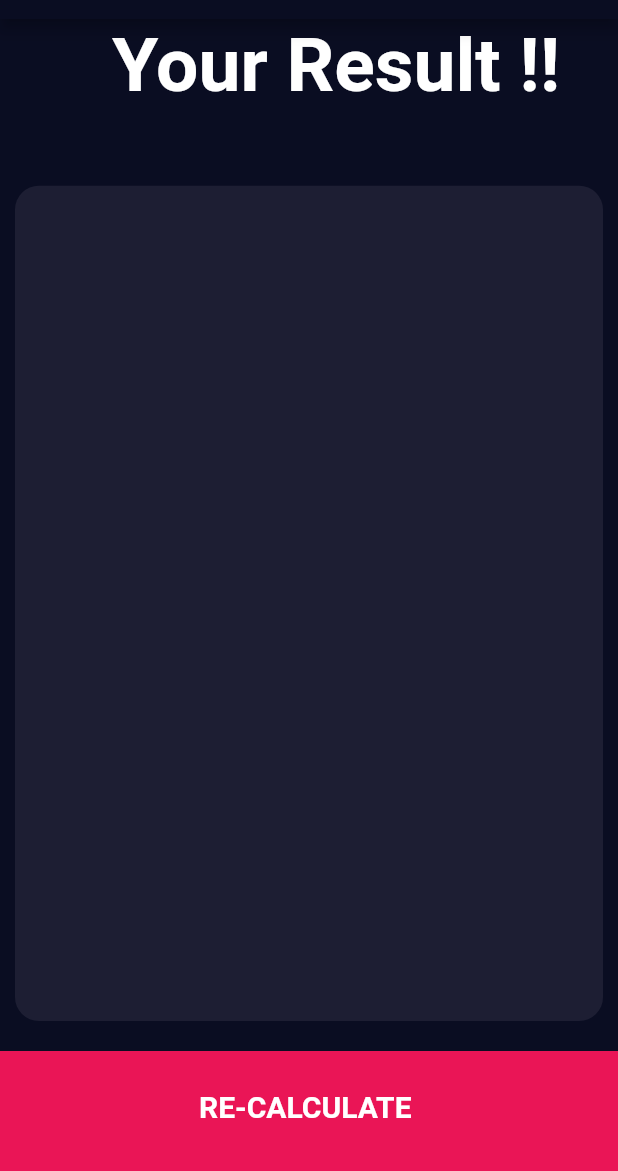
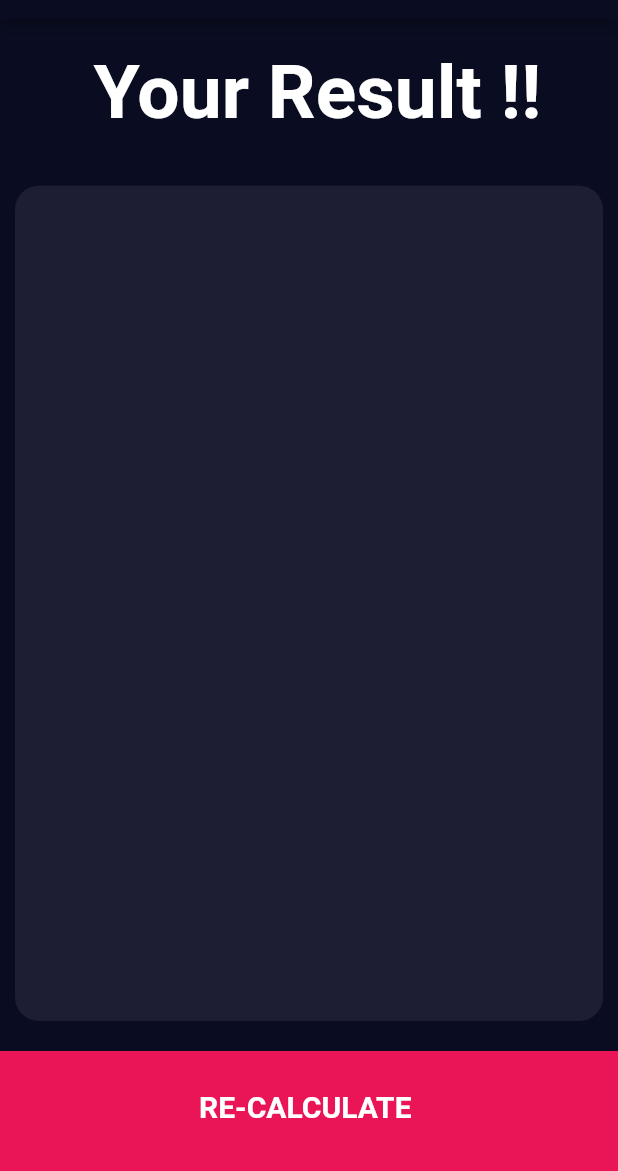
Before and after one commit to swaraj961/BMIApp-Flutter, a Flutter app: the ResultPage screen opened directly with empty values, on a phone screen of 412 x 824 dp, the part 65-1236 px from its top. Run offline on Flutter 3.47's test engine with Material 2 defaults, Android fonts, the phone set to English and light mode, and no system bars; our stand-ins replace font_awesome_flutter.

Commit message:
final released apk

```diff
--- a/lib/main.dart
+++ b/lib/main.dart
@@ -7,6 +7,7 @@ class MyApp extends StatelessWidget {
   @override
   Widget build(BuildContext context) {
     return MaterialApp(
+      debugShowCheckedModeBanner: false,
       theme: ThemeData().copyWith(
         primaryColor: Color(0xFF0A0D22), //add oxff to use
         //  accentColor: Color(0XFFeb1555),
--- a/lib/screens/resultspage.dart
+++ b/lib/screens/resultspage.dart
@@ -27,8 +27,8 @@ class ResultPage extends StatelessWidget {
         children: <Widget>[
           Expanded(
               child: Container(
-                  padding: EdgeInsets.only(top: 2),
-                  child: Text('\t \t \t Your Result !!',
+                  padding: EdgeInsets.only(top: 20),
+                  child: Text('\t \t \tYour Result !!',
                       style: kTittletextstyle))),
           SizedBox(
             height: 5,
```
